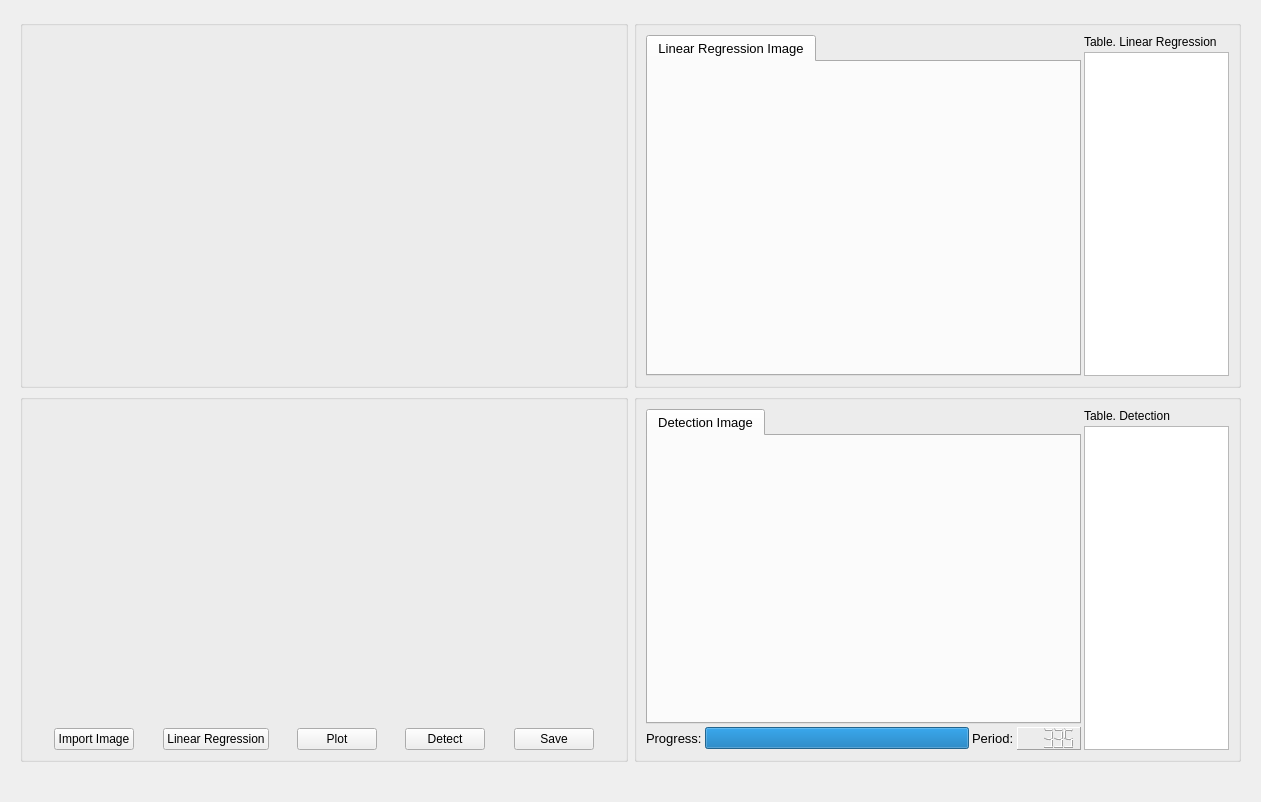
The window that ui/detectmain.ui (hmy-repo/Peng_GUI) describes before a commit, drawn with Qt 5.
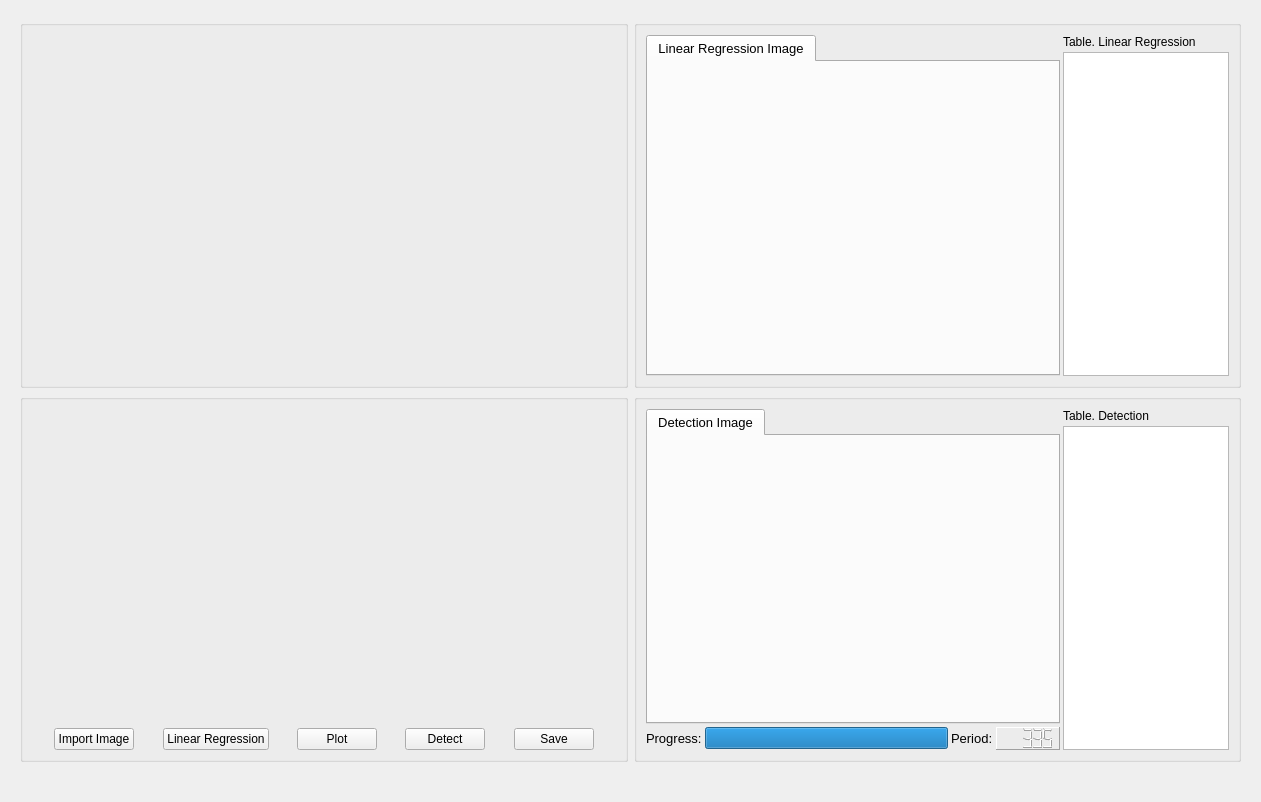
The same window after the commit.

```diff
--- a/ui/detectmain.ui
+++ b/ui/detectmain.ui
@@ -42,7 +42,7 @@
           </property>
           <layout class="QHBoxLayout" name="horizontalLayout_7">
            <item>
-            <layout class="QHBoxLayout" name="horizontalLayout_6" stretch="3,1">
+            <layout class="QHBoxLayout" name="horizontalLayout_6" stretch="5,2">
              <property name="spacing">
               <number>3</number>
              </property>
@@ -260,7 +260,7 @@
           </property>
           <layout class="QVBoxLayout" name="verticalLayout_11">
            <item>
-            <layout class="QHBoxLayout" name="horizontalLayout_4" stretch="3,1">
+            <layout class="QHBoxLayout" name="horizontalLayout_4" stretch="5,2">
              <property name="spacing">
               <number>3</number>
              </property>
```
Left out of the diff: 34 changed lines with no effect on the pictures.
